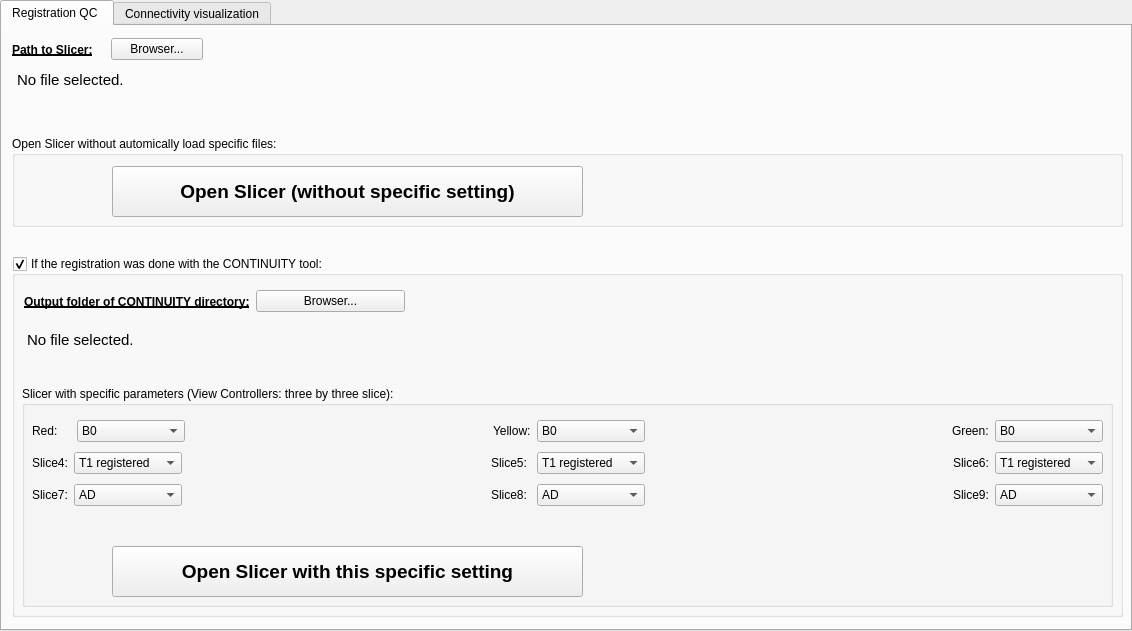
This is CONTINUITY_QC/interface_visualization.ui in HZBCPP/CONTINUITY-lite as Qt 5 draws it before an edit. The edited form follows.
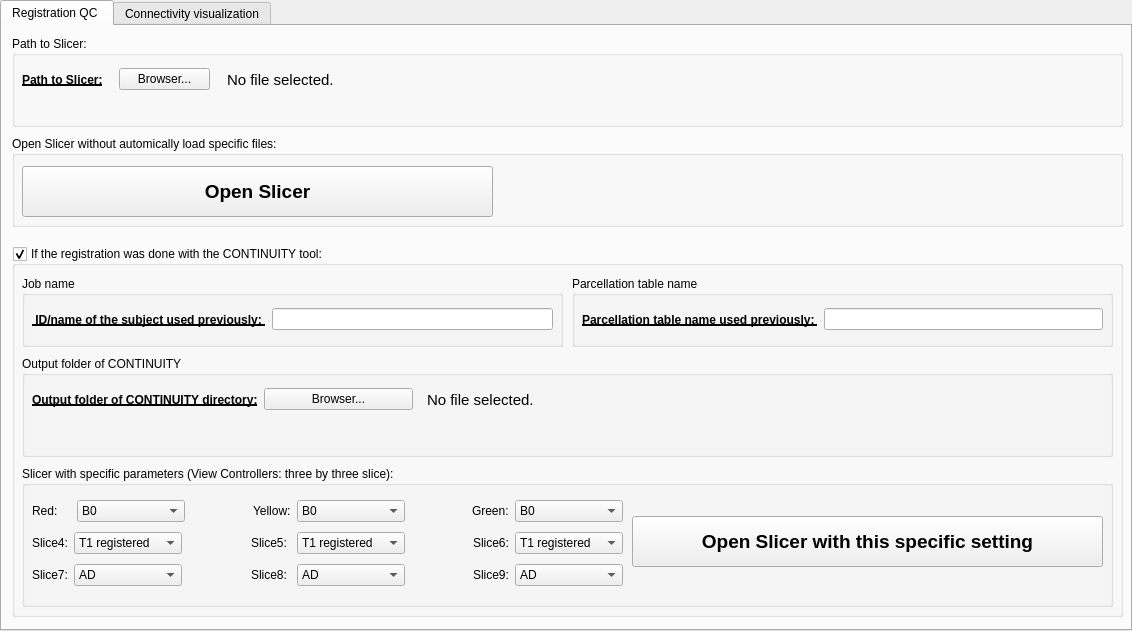
This is the edited form. The open tabs and pages were chosen to show the change.

Commit message: ENH: Slicer overlap surfaces

Patch:
```diff
--- a/CONTINUITY_QC/interface_visualization.ui
+++ b/CONTINUITY_QC/interface_visualization.ui
@@ -47,7 +47,7 @@
     <widget class="QPushButton" name="open_slicer_only_pushButton">
      <property name="geometry">
       <rect>
-       <x>100</x>
+       <x>10</x>
        <y>30</y>
        <width>471</width>
        <height>51</height>
@@ -62,81 +62,17 @@
       </font>
      </property>
      <property name="text">
-      <string>Open Slicer (without specific setting)</string>
+      <string>Open Slicer</string>
      </property>
     </widget>
    </widget>
-   <widget class="QWidget" name="layoutWidget_51">
-    <property name="geometry">
-     <rect>
-      <x>10</x>
-      <y>10</y>
-      <width>191</width>
-      <height>27</height>
-     </rect>
-    </property>
-    <layout class="QHBoxLayout" name="horizontalLayout_69">
-     <item>
-      <widget class="QLabel" name="label_58">
-       <property name="font">
-        <font>
-         <weight>75</weight>
-         <bold>true</bold>
-         <underline>true</underline>
-        </font>
-       </property>
-       <property name="text">
-        <string>Path to Slicer:</string>
-       </property>
-      </widget>
-     </item>
-     <item>
-      <widget class="QPushButton" name="slicer_path_pushButton">
-       <property name="text">
-        <string>Browser...</string>
-       </property>
-       <property name="autoDefault">
-        <bool>false</bool>
-       </property>
-       <property name="flat">
-        <bool>false</bool>
-       </property>
-      </widget>
-     </item>
-    </layout>
-   </widget>
-   <widget class="QTextEdit" name="slicer_textEdit">
-    <property name="geometry">
-     <rect>
-      <x>10</x>
-      <y>40</y>
-      <width>911</width>
-      <height>41</height>
-     </rect>
-    </property>
-    <property name="styleSheet">
-     <string notr="true">QTextEdit {
-	background-color : transparent
-}</string>
-    </property>
-    <property name="readOnly">
-     <bool>true</bool>
-    </property>
-    <property name="html">
-     <string>&lt;!DOCTYPE HTML PUBLIC &quot;-//W3C//DTD HTML 4.0//EN&quot; &quot;http://www.w3.org/TR/REC-html40/strict.dtd&quot;&gt;
-&lt;html&gt;&lt;head&gt;&lt;meta name=&quot;qrichtext&quot; content=&quot;1&quot; /&gt;&lt;style type=&quot;text/css&quot;&gt;
-p, li { white-space: pre-wrap; }
-&lt;/style&gt;&lt;/head&gt;&lt;body style=&quot; font-family:'Ubuntu'; font-size:11pt; font-weight:400; font-style:normal;&quot;&gt;
-&lt;p style=&quot; margin-top:0px; margin-bottom:0px; margin-left:0px; margin-right:0px; -qt-block-indent:0; text-indent:0px;&quot;&gt;No file selected.&lt;/p&gt;&lt;/body&gt;&lt;/html&gt;</string>
-    </property>
-   </widget>
    <widget class="QGroupBox" name="groupBox_4">
     <property name="geometry">
      <rect>
       <x>10</x>
-      <y>230</y>
+      <y>220</y>
       <width>1111</width>
-      <height>361</height>
+      <height>371</height>
      </rect>
     </property>
     <property name="title">
@@ -145,71 +81,13 @@
     <property name="checkable">
      <bool>true</bool>
     </property>
-    <widget class="QWidget" name="layoutWidget_5">
-     <property name="geometry">
-      <rect>
-       <x>12</x>
-       <y>32</y>
-       <width>381</width>
-       <height>27</height>
-      </rect>
-     </property>
-     <layout class="QHBoxLayout" name="horizontalLayout_9">
-      <item>
-       <widget class="QLabel" name="label_42">
-        <property name="font">
-         <font>
-          <weight>75</weight>
-          <bold>true</bold>
-          <underline>true</underline>
-         </font>
-        </property>
-        <property name="text">
-         <string>Output folder of CONTINUITY directory:</string>
-        </property>
-       </widget>
-      </item>
-      <item>
-       <widget class="QPushButton" name="output_file_pushButton">
-        <property name="text">
-         <string>Browser...</string>
-        </property>
-       </widget>
-      </item>
-     </layout>
-    </widget>
-    <widget class="QTextEdit" name="OUTPUT_path_textEdit">
-     <property name="geometry">
-      <rect>
-       <x>10</x>
-       <y>70</y>
-       <width>691</width>
-       <height>51</height>
-      </rect>
-     </property>
-     <property name="styleSheet">
-      <string notr="true">QTextEdit {
-	background-color : transparent
-}</string>
-     </property>
-     <property name="readOnly">
-      <bool>true</bool>
-     </property>
-     <property name="html">
-      <string>&lt;!DOCTYPE HTML PUBLIC &quot;-//W3C//DTD HTML 4.0//EN&quot; &quot;http://www.w3.org/TR/REC-html40/strict.dtd&quot;&gt;
-&lt;html&gt;&lt;head&gt;&lt;meta name=&quot;qrichtext&quot; content=&quot;1&quot; /&gt;&lt;style type=&quot;text/css&quot;&gt;
-p, li { white-space: pre-wrap; }
-&lt;/style&gt;&lt;/head&gt;&lt;body style=&quot; font-family:'Ubuntu'; font-size:11pt; font-weight:400; font-style:normal;&quot;&gt;
-&lt;p style=&quot; margin-top:0px; margin-bottom:0px; margin-left:0px; margin-right:0px; -qt-block-indent:0; text-indent:0px;&quot;&gt;No file selected.&lt;/p&gt;&lt;/body&gt;&lt;/html&gt;</string>
-     </property>
-    </widget>
     <widget class="QGroupBox" name="groupBox_5">
      <property name="geometry">
       <rect>
        <x>10</x>
-       <y>130</y>
+       <y>220</y>
        <width>1091</width>
-       <height>221</height>
+       <height>141</height>
       </rect>
      </property>
      <property name="title">
@@ -220,7 +98,7 @@
        <rect>
         <x>10</x>
         <y>30</y>
-        <width>1071</width>
+        <width>591</width>
         <height>95</height>
        </rect>
       </property>
@@ -689,8 +567,8 @@
      <widget class="QPushButton" name="open_slicer_pushButton">
       <property name="geometry">
        <rect>
-        <x>90</x>
-        <y>160</y>
+        <x>610</x>
+        <y>50</y>
         <width>471</width>
         <height>51</height>
        </rect>
@@ -708,6 +586,270 @@
       </property>
      </widget>
     </widget>
+    <widget class="QGroupBox" name="groupBox_6">
+     <property name="geometry">
+      <rect>
+       <x>10</x>
+       <y>30</y>
+       <width>541</width>
+       <height>71</height>
+      </rect>
+     </property>
+     <property name="title">
+      <string>Job name</string>
+     </property>
+     <widget class="QWidget" name="layoutWidget_2">
+      <property name="geometry">
+       <rect>
+        <x>10</x>
+        <y>30</y>
+        <width>521</width>
+        <height>27</height>
+       </rect>
+      </property>
+      <layout class="QHBoxLayout" name="horizontalLayout_28">
+       <item>
+        <widget class="QLabel" name="label_46">
+         <property name="font">
+          <font>
+           <weight>75</weight>
+           <bold>true</bold>
+           <underline>true</underline>
+          </font>
+         </property>
+         <property name="text">
+          <string> ID/name of the subject used previously: </string>
+         </property>
+        </widget>
+       </item>
+       <item>
+        <widget class="QLineEdit" name="job_name_lineEdit">
+         <property name="font">
+          <font>
+           <weight>50</weight>
+           <bold>false</bold>
+          </font>
+         </property>
+         <property name="inputMask">
+          <string/>
+         </property>
+         <property name="text">
+          <string/>
+         </property>
+         <property name="clearButtonEnabled">
+          <bool>false</bool>
+         </property>
+        </widget>
+       </item>
+      </layout>
+     </widget>
+    </widget>
+    <widget class="QGroupBox" name="groupBox_9">
+     <property name="geometry">
+      <rect>
+       <x>560</x>
+       <y>30</y>
+       <width>541</width>
+       <height>71</height>
+      </rect>
+     </property>
+     <property name="title">
+      <string>Parcellation table name</string>
+     </property>
+     <widget class="QWidget" name="layoutWidget_9">
+      <property name="geometry">
+       <rect>
+        <x>10</x>
+        <y>30</y>
+        <width>521</width>
+        <height>27</height>
+       </rect>
+      </property>
+      <layout class="QHBoxLayout" name="horizontalLayout_29">
+       <item>
+        <widget class="QLabel" name="label_48">
+         <property name="font">
+          <font>
+           <weight>75</weight>
+           <bold>true</bold>
+           <underline>true</underline>
+          </font>
+         </property>
+         <property name="text">
+          <string>Parcellation table name used previously: </string>
+         </property>
+        </widget>
+       </item>
+       <item>
+        <widget class="QLineEdit" name="parcellation_table_name_lineEdit">
+         <property name="font">
+          <font>
+           <weight>50</weight>
+           <bold>false</bold>
+          </font>
+         </property>
+         <property name="inputMask">
+          <string/>
+         </property>
+         <property name="text">
+          <string/>
+         </property>
+         <property name="clearButtonEnabled">
+          <bool>false</bool>
+         </property>
+        </widget>
+       </item>
+      </layout>
+     </widget>
+    </widget>
+    <widget class="QGroupBox" name="groupBox_16">
+     <property name="geometry">
+      <rect>
+       <x>10</x>
+       <y>110</y>
+       <width>1091</width>
+       <height>101</height>
+      </rect>
+     </property>
+     <property name="title">
+      <string>Output folder of CONTINUITY </string>
+     </property>
+     <widget class="QWidget" name="layoutWidget_5">
+      <property name="geometry">
+       <rect>
+        <x>10</x>
+        <y>30</y>
+        <width>381</width>
+        <height>27</height>
+       </rect>
+      </property>
+      <layout class="QHBoxLayout" name="horizontalLayout_9">
+       <item>
+        <widget class="QLabel" name="label_42">
+         <property name="font">
+          <font>
+           <weight>75</weight>
+           <bold>true</bold>
+           <underline>true</underline>
+          </font>
+         </property>
+         <property name="text">
+          <string>Output folder of CONTINUITY directory:</string>
+         </property>
+        </widget>
+       </item>
+       <item>
+        <widget class="QPushButton" name="output_file_pushButton">
+         <property name="text">
+          <string>Browser...</string>
+         </property>
+        </widget>
+       </item>
+      </layout>
+     </widget>
+     <widget class="QTextEdit" name="OUTPUT_path_textEdit">
+      <property name="geometry">
+       <rect>
+        <x>400</x>
+        <y>30</y>
+        <width>681</width>
+        <height>61</height>
+       </rect>
+      </property>
+      <property name="styleSheet">
+       <string notr="true">QTextEdit {
+	background-color : transparent
+}</string>
+      </property>
+      <property name="readOnly">
+       <bool>true</bool>
+      </property>
+      <property name="html">
+       <string>&lt;!DOCTYPE HTML PUBLIC &quot;-//W3C//DTD HTML 4.0//EN&quot; &quot;http://www.w3.org/TR/REC-html40/strict.dtd&quot;&gt;
+&lt;html&gt;&lt;head&gt;&lt;meta name=&quot;qrichtext&quot; content=&quot;1&quot; /&gt;&lt;style type=&quot;text/css&quot;&gt;
+p, li { white-space: pre-wrap; }
+&lt;/style&gt;&lt;/head&gt;&lt;body style=&quot; font-family:'Ubuntu'; font-size:11pt; font-weight:400; font-style:normal;&quot;&gt;
+&lt;p style=&quot; margin-top:0px; margin-bottom:0px; margin-left:0px; margin-right:0px; -qt-block-indent:0; text-indent:0px;&quot;&gt;No file selected.&lt;/p&gt;&lt;/body&gt;&lt;/html&gt;</string>
+      </property>
+     </widget>
+    </widget>
+   </widget>
+   <widget class="QGroupBox" name="groupBox_15">
+    <property name="geometry">
+     <rect>
+      <x>10</x>
+      <y>10</y>
+      <width>1111</width>
+      <height>91</height>
+     </rect>
+    </property>
+    <property name="title">
+     <string>Path to Slicer: </string>
+    </property>
+    <widget class="QWidget" name="layoutWidget_51">
+     <property name="geometry">
+      <rect>
+       <x>10</x>
+       <y>30</y>
+       <width>188</width>
+       <height>27</height>
+      </rect>
+     </property>
+     <layout class="QHBoxLayout" name="horizontalLayout_4">
+      <item>
+       <widget class="QLabel" name="label_58">
+        <property name="font">
+         <font>
+          <weight>75</weight>
+          <bold>true</bold>
+          <underline>true</underline>
+         </font>
+        </property>
+        <property name="text">
+         <string>Path to Slicer:</string>
+        </property>
+       </widget>
+      </item>
+      <item>
+       <widget class="QPushButton" name="slicer_path_pushButton">
+        <property name="text">
+         <string>Browser...</string>
+        </property>
+        <property name="autoDefault">
+         <bool>false</bool>
+        </property>
+        <property name="flat">
+         <bool>false</bool>
+        </property>
+       </widget>
+      </item>
+     </layout>
+    </widget>
+    <widget class="QTextEdit" name="slicer_textEdit">
+     <property name="geometry">
+      <rect>
+       <x>210</x>
+       <y>30</y>
+       <width>891</width>
+       <height>61</height>
+      </rect>
+     </property>
+     <property name="styleSheet">
+      <string notr="true">QTextEdit {
+	background-color : transparent
+}</string>
+     </property>
+     <property name="readOnly">
+      <bool>true</bool>
+     </property>
+     <property name="html">
+      <string>&lt;!DOCTYPE HTML PUBLIC &quot;-//W3C//DTD HTML 4.0//EN&quot; &quot;http://www.w3.org/TR/REC-html40/strict.dtd&quot;&gt;
+&lt;html&gt;&lt;head&gt;&lt;meta name=&quot;qrichtext&quot; content=&quot;1&quot; /&gt;&lt;style type=&quot;text/css&quot;&gt;
+p, li { white-space: pre-wrap; }
+&lt;/style&gt;&lt;/head&gt;&lt;body style=&quot; font-family:'Ubuntu'; font-size:11pt; font-weight:400; font-style:normal;&quot;&gt;
+&lt;p style=&quot; margin-top:0px; margin-bottom:0px; margin-left:0px; margin-right:0px; -qt-block-indent:0; text-indent:0px;&quot;&gt;No file selected.&lt;/p&gt;&lt;/body&gt;&lt;/html&gt;</string>
+     </property>
+    </widget>
    </widget>
   </widget>
   <widget class="QWidget" name="tab">
```
Left out of the diff: 38 changed lines with no effect on the pictures. The commit also changes 2 other files.
